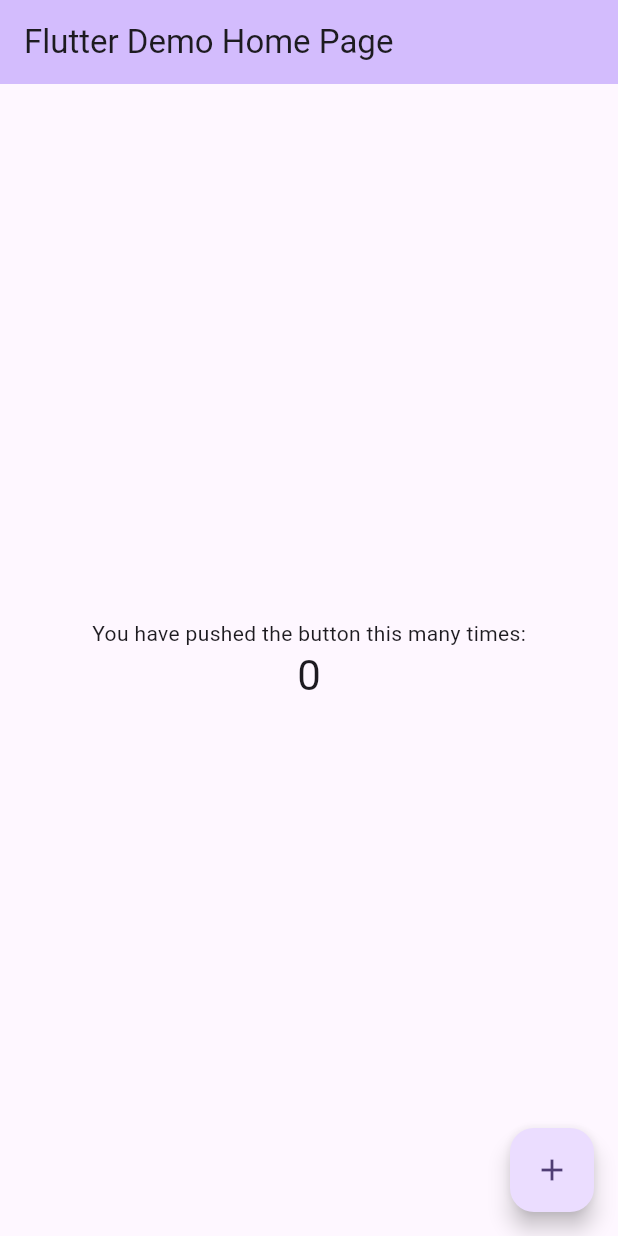
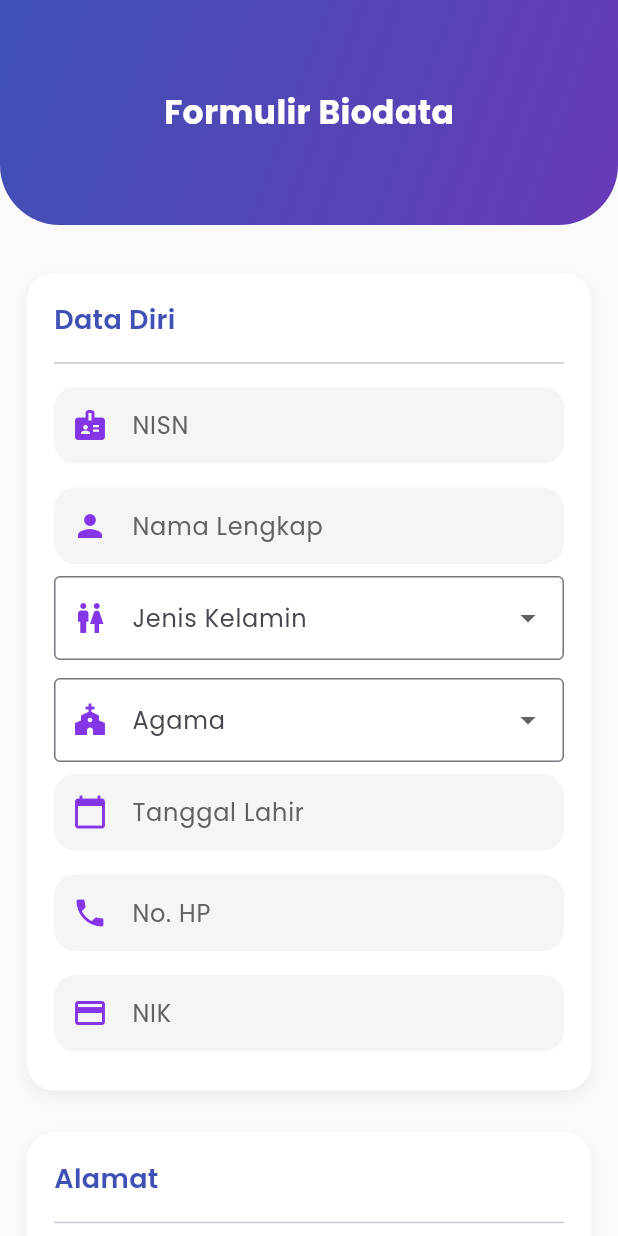
Before and after one commit to alfianprada/projek_4, a Flutter app: the screen it shows after launch, on a phone screen of 412 x 824 dp. Run offline on Flutter 3.47's test engine with Material 3 defaults, Android fonts, the phone set to English and light mode, and no system bars; our stand-ins replace google_fonts.

Commit message:
membuat desain UI dari CRUD

```diff
--- a/lib/main.dart
+++ b/lib/main.dart
@@ -1,4 +1,6 @@
 import 'package:flutter/material.dart';
+import 'package:google_fonts/google_fonts.dart';
+import 'package:projek_4/pages/form_page.dart';
 
 void main() {
   runApp(const MyApp());
@@ -7,116 +9,16 @@ void main() {
 class MyApp extends StatelessWidget {
   const MyApp({super.key});
 
-  // This widget is the root of your application.
   @override
   Widget build(BuildContext context) {
     return MaterialApp(
-      title: 'Flutter Demo',
+      debugShowCheckedModeBanner: false,
+      title: 'Form Biodata',
       theme: ThemeData(
-        // This is the theme of your application.
-        //
-        // TRY THIS: Try running your application with "flutter run". You'll see
-        // the application has a purple toolbar. Then, without quitting the app,
-        // try changing the seedColor in the colorScheme below to Colors.green
-        // and then invoke "hot reload" (save your changes or press the "hot
-        // reload" button in a Flutter-supported IDE, or press "r" if you used
-        // the command line to start the app).
-        //
-        // Notice that the counter didn't reset back to zero; the application
-        // state is not lost during the reload. To reset the state, use hot
-        // restart instead.
-        //
-        // This works for code too, not just values: Most code changes can be
-        // tested with just a hot reload.
-        colorScheme: ColorScheme.fromSeed(seedColor: Colors.deepPurple),
+        primarySwatch: Colors.indigo,
+        textTheme: GoogleFonts.poppinsTextTheme(), // semua text pakai Poppins
       ),
-      home: const MyHomePage(title: 'Flutter Demo Home Page'),
+      home: const FormPage(),
     );
   }
 }
-
-class MyHomePage extends StatefulWidget {
-  const MyHomePage({super.key, required this.title});
-
-  // This widget is the home page of your application. It is stateful, meaning
-  // that it has a State object (defined below) that contains fields that affect
-  // how it looks.
-
-  // This class is the configuration for the state. It holds the values (in this
-  // case the title) provided by the parent (in this case the App widget) and
-  // used by the build method of the State. Fields in a Widget subclass are
-  // always marked "final".
-
-  final String title;
-
-  @override
-  State<MyHomePage> createState() => _MyHomePageState();
-}
-
-class _MyHomePageState extends State<MyHomePage> {
-  int _counter = 0;
-
-  void _incrementCounter() {
-    setState(() {
-      // This call to setState tells the Flutter framework that something has
-      // changed in this State, which causes it to rerun the build method below
-      // so that the display can reflect the updated values. If we changed
-      // _counter without calling setState(), then the build method would not be
-      // called again, and so nothing would appear to happen.
-      _counter++;
-    });
-  }
-
-  @override
-  Widget build(BuildContext context) {
-    // This method is rerun every time setState is called, for instance as done
-    // by the _incrementCounter method above.
-    //
-    // The Flutter framework has been optimized to make rerunning build methods
-    // fast, so that you can just rebuild anything that needs updating rather
-    // than having to individually change instances of widgets.
-    return Scaffold(
-      appBar: AppBar(
-        // TRY THIS: Try changing the color here to a specific color (to
-        // Colors.amber, perhaps?) and trigger a hot reload to see the AppBar
-        // change color while the other colors stay the same.
-        backgroundColor: Theme.of(context).colorScheme.inversePrimary,
-        // Here we take the value from the MyHomePage object that was created by
-        // the App.build method, and use it to set our appbar title.
-        title: Text(widget.title),
-      ),
-      body: Center(
-        // Center is a layout widget. It takes a single child and positions it
-        // in the middle of the parent.
-        child: Column(
-          // Column is also a layout widget. It takes a list of children and
-          // arranges them vertically. By default, it sizes itself to fit its
-          // children horizontally, and tries to be as tall as its parent.
-          //
-          // Column has various properties to control how it sizes itself and
-          // how it positions its children. Here we use mainAxisAlignment to
-          // center the children vertically; the main axis here is the vertical
-          // axis because Columns are vertical (the cross axis would be
-          // horizontal).
-          //
-          // TRY THIS: Invoke "debug painting" (choose the "Toggle Debug Paint"
-          // action in the IDE, or press "p" in the console), to see the
-          // wireframe for each widget.
-          mainAxisAlignment: MainAxisAlignment.center,
-          children: <Widget>[
-            const Text('You have pushed the button this many times:'),
-            Text(
-              '$_counter',
-              style: Theme.of(context).textTheme.headlineMedium,
-            ),
-          ],
-        ),
-      ),
-      floatingActionButton: FloatingActionButton(
-        onPressed: _incrementCounter,
-        tooltip: 'Increment',
-        child: const Icon(Icons.add),
-      ), // This trailing comma makes auto-formatting nicer for build methods.
-    );
-  }
-}
--- /dev/null
+++ b/lib/pages/form_page.dart
@@ -0,0 +1,314 @@
+import 'package:flutter/material.dart';
+import 'package:google_fonts/google_fonts.dart';
+import 'package:projek_4/widgets/custom_textfield.dart';
+import 'result_page.dart';
+
+class FormPage extends StatefulWidget {
+  const FormPage({super.key});
+
+  @override
+  State<FormPage> createState() => _FormPageState();
+}
+
+class _FormPageState extends State<FormPage> {
+  final _formKey = GlobalKey<FormState>();
+
+  // Controller
+  final nisnController = TextEditingController();
+  final namaController = TextEditingController();
+  final nikController = TextEditingController();
+  final telpController = TextEditingController();
+  final ttlController = TextEditingController();
+
+  final jalanController = TextEditingController();
+  final rtRwController = TextEditingController();
+  final dusunController = TextEditingController();
+  final kecamatanController = TextEditingController();
+  final kabupatenController = TextEditingController();
+  final provinsiController = TextEditingController();
+  final kodePosController = TextEditingController();
+
+  final ayahController = TextEditingController();
+  final ibuController = TextEditingController();
+  final waliController = TextEditingController();
+  final alamatWaliController = TextEditingController();
+
+  String? selectedGender;
+  String? selectedAgama;
+
+  Future<void> _pickDate() async {
+    final DateTime? picked = await showDatePicker(
+      context: context,
+      firstDate: DateTime(1970),
+      lastDate: DateTime.now(),
+      initialDate: DateTime(2005),
+    );
+
+    if (picked != null) {
+      setState(() {
+        ttlController.text =
+            "${picked.day}-${picked.month}-${picked.year}";
+      });
+    }
+  }
+
+  Widget _buildSection(String title, List<Widget> children) {
+    return Container(
+      margin: const EdgeInsets.symmetric(vertical: 14),
+      padding: const EdgeInsets.all(18),
+      decoration: BoxDecoration(
+        color: Colors.white,
+        borderRadius: BorderRadius.circular(18),
+        boxShadow: [
+          BoxShadow(
+              color: Colors.black.withOpacity(0.05),
+              blurRadius: 8,
+              offset: const Offset(0, 4))
+        ],
+      ),
+      child: Column(
+        crossAxisAlignment: CrossAxisAlignment.start,
+        children: [
+          Text(title,
+              style: GoogleFonts.poppins(
+                  fontSize: 18,
+                  fontWeight: FontWeight.w600,
+                  color: Colors.indigo)),
+          const SizedBox(height: 8),
+          const Divider(),
+          ...children,
+        ],
+      ),
+    );
+  }
+
+  @override
+  Widget build(BuildContext context) {
+    return Scaffold(
+      backgroundColor: Colors.grey[50],
+      body: Column(
+        children: [
+          // Header dengan gradient
+          Container(
+            height: 150,
+            width: double.infinity,
+            decoration: const BoxDecoration(
+              gradient: LinearGradient(
+                colors: [Colors.indigo, Colors.deepPurple],
+                begin: Alignment.topLeft,
+                end: Alignment.bottomRight,
+              ),
+              borderRadius: BorderRadius.only(
+                bottomLeft: Radius.circular(40),
+                bottomRight: Radius.circular(40),
+              ),
+            ),
+            child: Center(
+              child: Text("Formulir Biodata",
+                  style: GoogleFonts.poppins(
+                      color: Colors.white,
+                      fontSize: 22,
+                      fontWeight: FontWeight.bold)),
+            ),
+          ),
+
+          // Body Form
+          Expanded(
+            child: SingleChildScrollView(
+              padding: const EdgeInsets.all(18),
+              child: Form(
+                key: _formKey,
+                child: Column(
+                  children: [
+                    _buildSection("Data Diri", [
+                      CustomTextField(
+                          label: "NISN",
+                          controller: nisnController,
+                          type: TextInputType.number,
+                          icon: Icons.badge),
+                      CustomTextField(
+                          label: "Nama Lengkap",
+                          controller: namaController,
+                          type: TextInputType.text,
+                          icon: Icons.person),
+                      DropdownButtonFormField<String>(
+                        decoration: InputDecoration(
+                          border: const OutlineInputBorder(),
+                          labelText: "Jenis Kelamin",
+                          prefixIcon: const Icon(Icons.wc,
+                              color: Color.fromARGB(255, 132, 53, 229)), // merah
+                        ),
+                        value: selectedGender,
+                        items: ["Laki-laki", "Perempuan"]
+                            .map((g) => DropdownMenuItem(
+                                  value: g,
+                                  child: Text(g),
+                                ))
+                            .toList(),
+                        onChanged: (val) =>
+                            setState(() => selectedGender = val),
+                      ),
+                      const SizedBox(height: 12),
+                      DropdownButtonFormField<String>(
+                        decoration: InputDecoration(
+                          border: const OutlineInputBorder(),
+                          labelText: "Agama",
+                          prefixIcon: const Icon(Icons.church,
+                              color: Color.fromARGB(255, 132, 53, 229)), // merah
+                        ),
+                        value: selectedAgama,
+                        items: [
+                          "Islam",
+                          "Kristen",
+                          "Katolik",
+                          "Hindu",
+                          "Budha",
+                          "Konghucu"
+                        ]
+                            .map((a) => DropdownMenuItem(
+                                  value: a,
+                                  child: Text(a),
+                                ))
+                            .toList(),
+                        onChanged: (val) =>
+                            setState(() => selectedAgama = val),
+                      ),
+                      GestureDetector(
+                        onTap: _pickDate,
+                        child: AbsorbPointer(
+                          child: CustomTextField(
+                              label: "Tanggal Lahir",
+                              controller: ttlController,
+                              type: TextInputType.text,
+                              icon: Icons.calendar_today),
+                        ),
+                      ),
+                      CustomTextField(
+                          label: "No. HP",
+                          controller: telpController,
+                          type: TextInputType.phone,
+                          icon: Icons.phone),
+                      CustomTextField(
+                          label: "NIK",
+                          controller: nikController,
+                          type: TextInputType.number,
+                          icon: Icons.credit_card),
+                    ]),
+
+                    _buildSection("Alamat", [
+                      CustomTextField(
+                          label: "Jalan",
+                          controller: jalanController,
+                          type: TextInputType.text,
+                          icon: Icons.home),
+                      CustomTextField(
+                          label: "RT / RW",
+                          controller: rtRwController,
+                          type: TextInputType.text,
+                          icon: Icons.map),
+                      CustomTextField(
+                          label: "Dusun",
+                          controller: dusunController,
+                          type: TextInputType.text,
+                          icon: Icons.location_city),
+                      CustomTextField(
+                          label: "Kecamatan",
+                          controller: kecamatanController,
+                          type: TextInputType.text,
+                          icon: Icons.apartment),
+                      CustomTextField(
+                          label: "Kabupaten",
+                          controller: kabupatenController,
+                          type: TextInputType.text,
+                          icon: Icons.business),
+                      CustomTextField(
+                          label: "Provinsi",
+                          controller: provinsiController,
+                          type: TextInputType.text,
+                          icon: Icons.flag),
+                      CustomTextField(
+                          label: "Kode Pos",
+                          controller: kodePosController,
+                          type: TextInputType.number,
+                          icon: Icons.markunread_mailbox),
+                    ]),
+
+                    _buildSection("Orang Tua / Wali", [
+                      CustomTextField(
+                          label: "Nama Ayah",
+                          controller: ayahController,
+                          type: TextInputType.text,
+                          icon: Icons.male),
+                      CustomTextField(
+                          label: "Nama Ibu",
+                          controller: ibuController,
+                          type: TextInputType.text,
+                          icon: Icons.female),
+                      CustomTextField(
+                          label: "Nama Wali",
+                          controller: waliController,
+                          type: TextInputType.text,
+                          icon: Icons.person_outline),
+                      CustomTextField(
+                          label: "Alamat Wali",
+                          controller: alamatWaliController,
+                          type: TextInputType.text,
+                          icon: Icons.location_on),
+                    ]),
+
+                    const SizedBox(height: 24),
+
+                    // Tombol Simpan
+                    ElevatedButton(
+                      style: ElevatedButton.styleFrom(
+                        backgroundColor: Colors.indigo,
+                        minimumSize: const Size(double.infinity, 50),
+                        shape: RoundedRectangleBorder(
+                            borderRadius: BorderRadius.circular(14)),
+                        elevation: 4,
+                      ),
+                      onPressed: () {
+                        if (_formKey.currentState!.validate()) {
+                          Navigator.push(
+                            context,
+                            MaterialPageRoute(
+                              builder: (context) => ResultPage(
+                                nisn: nisnController.text,
+                                nama: namaController.text,
+                                nik: nikController.text,
+                                telp: telpController.text,
+                                ttl: ttlController.text,
+                                gender: selectedGender ?? "",
+                                agama: selectedAgama ?? "",
+                                jalan: jalanController.text,
+                                rtRw: rtRwController.text,
+                                dusun: dusunController.text,
+                                kecamatan: kecamatanController.text,
+                                kabupaten: kabupatenController.text,
+                                provinsi: provinsiController.text,
+                                kodePos: kodePosController.text,
+                                ayah: ayahController.text,
+                                ibu: ibuController.text,
+                                wali: waliController.text,
+                                alamatWali: alamatWaliController.text,
+                              ),
+                            ),
+                          );
+                        }
+                      },
+                      child: Text("Simpan & Lihat Hasil",
+                          style: GoogleFonts.poppins(
+                              fontSize: 16, fontWeight: FontWeight.w600,color: Color.fromARGB(255, 0, 0, 0)
+                              )
+                              ),
+                    ),
+                  ],
+                ),
+              ),
+            ),
+          ),
+        ],
+      ),
+    );
+  }
+}
--- /dev/null
+++ b/lib/widgets/custom_textfield.dart
@@ -0,0 +1,46 @@
+import 'package:flutter/material.dart';
+import 'package:google_fonts/google_fonts.dart';
+
+class CustomTextField extends StatelessWidget {
+  final String label;
+  final TextEditingController controller;
+  final TextInputType type;
+  final IconData? icon;
+
+  const CustomTextField({
+    Key? key,
+    required this.label,
+    required this.controller,
+    required this.type,
+    this.icon,
+  }) : super(key: key);
+
+  @override
+  Widget build(BuildContext context) {
+    return Container(
+      margin: const EdgeInsets.symmetric(vertical: 8),
+      child: TextFormField(
+        controller: controller,
+        keyboardType: type,
+        validator: (value) =>
+            value == null || value.isEmpty ? "$label tidak boleh kosong" : null,
+        style: GoogleFonts.poppins(fontSize: 15),
+        decoration: InputDecoration(
+          prefixIcon: icon != null
+              ? Icon(icon, color: const Color.fromARGB(255, 132, 53, 229)) // 🔴 merah elegan
+              : null,
+          labelText: label,
+          labelStyle: GoogleFonts.poppins(color: Colors.grey[700]),
+          filled: true,
+          fillColor: Colors.grey[100],
+          contentPadding:
+              const EdgeInsets.symmetric(horizontal: 16, vertical: 14),
+          border: OutlineInputBorder(
+            borderRadius: BorderRadius.circular(14),
+            borderSide: BorderSide.none,
+          ),
+        ),
+      ),
+    );
+  }
+}
```
Also changed, not shown: lib/pages/result_page.dart (added, +122 -0 lines), pubspec.yaml (+4 -12 lines), pubspec.lock, 1 other file.
